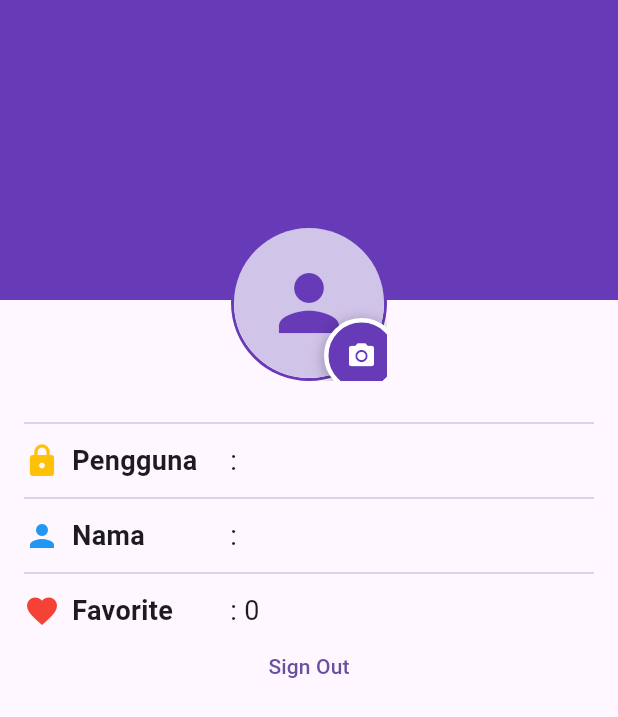
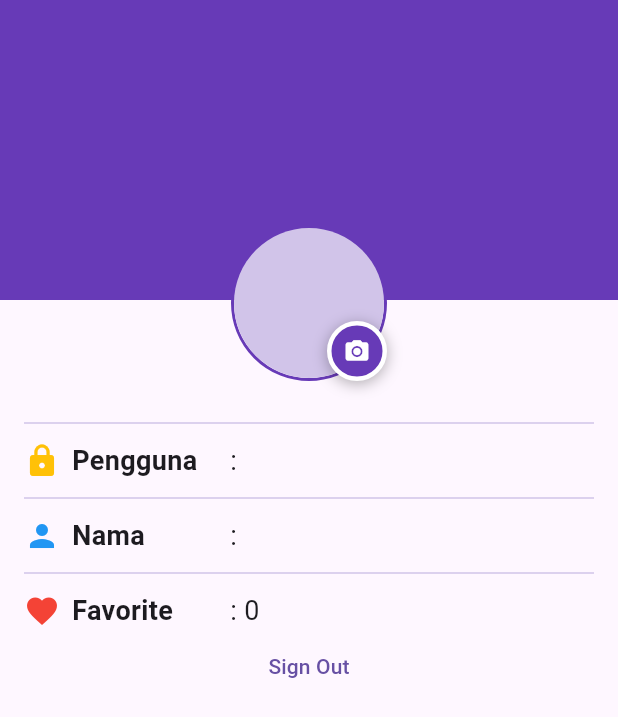
Before and after one commit to Ridzz05/wisata_candi_mrizki_algipari, a Flutter app: the ProfileScreen screen opened directly, on a phone screen of 412 x 824 dp. Shown: the top 717 px of the screen. Run offline on Flutter 3.47's test engine with Material 3 defaults, Android fonts, the phone set to English and light mode, and no system bars; our stand-ins replace cached_network_image, image_picker, shared_preferences; missing offline and left inert: encrypt; accounts and stored records are empty.

```diff
--- a/lib/screens/profile_screen.dart
+++ b/lib/screens/profile_screen.dart
@@ -71,7 +71,12 @@ class _ProfileScreenState extends State<ProfileScreen>
     });
   }
 
-  // Fungsi untuk memilih gambar dari gallery
+  // Fungsi untuk memilih gambar dari gallery dan upload ke SharedPreferences
+  // - Buka image picker dari gallery
+  // - Convert gambar ke bytes kemudian encode ke base64
+  // - Simpan base64 string ke SharedPreferences dengan key 'profileImageBase64'
+  // - Update state untuk menampilkan gambar di CircleAvatar
+  // - Tampilkan SnackBar konfirmasi jika berhasil
   Future<void> _pickImage() async {
     try {
       final XFile? pickedFile =
@@ -116,8 +121,6 @@ class _ProfileScreenState extends State<ProfileScreen>
 
   @override
   void initState() {
-    _checkSignInStatus();
-
     _fadeAnimationController = AnimationController(
       duration: const Duration(milliseconds: 800),
       vsync: this,
@@ -129,11 +132,12 @@ class _ProfileScreenState extends State<ProfileScreen>
 
     _fadeAnimationController.forward();
 
-    if (isSignedIn) {
+    // Load sign in status dan data
+    _checkSignInStatus();
+    _loadProfileImage();
     _identitas();
     _getFavoriteCount();
-      _loadProfileImage();
-    }
+
     super.initState();
   }
 
@@ -165,7 +169,7 @@ class _ProfileScreenState extends State<ProfileScreen>
                       child: Padding(
                         padding: const EdgeInsets.only(top: 150),
                         child: Stack(
-                          alignment: Alignment.bottomRight,
+                          clipBehavior: Clip.none,
                           children: [
                             Container(
                               decoration: BoxDecoration(
@@ -190,11 +194,15 @@ class _ProfileScreenState extends State<ProfileScreen>
                                     : null,
                               ),
                             ),
-                            if (isSignedIn)
+                            // Camera button - positioned at bottom right corner
                             Positioned(
-                                bottom: -8,
-                                right: -8,
+                              bottom: 0,
+                              right: 0,
+                              child: GestureDetector(
+                                onTap: _pickImage,
                                 child: Container(
+                                  width: 40,
+                                  height: 40,
                                   decoration: BoxDecoration(
                                     shape: BoxShape.circle,
                                     color: Colors.deepPurple,
@@ -210,18 +218,11 @@ class _ProfileScreenState extends State<ProfileScreen>
                                       ),
                                     ],
                                   ),
-                                  child: Material(
-                                    color: Colors.transparent,
-                                    child: InkWell(
-                                      onTap: _pickImage,
-                                      customBorder: const CircleBorder(),
-                                      child: Padding(
-                                        padding: const EdgeInsets.all(12),
+                                  child: Center(
                                     child: Icon(
                                       Icons.camera_alt,
                                       color: Colors.white,
-                                          size: 20,
-                                        ),
+                                      size: 18,
                                     ),
                                   ),
                                 ),
```
Lines whose indentation alone changed are shown as unchanged.
